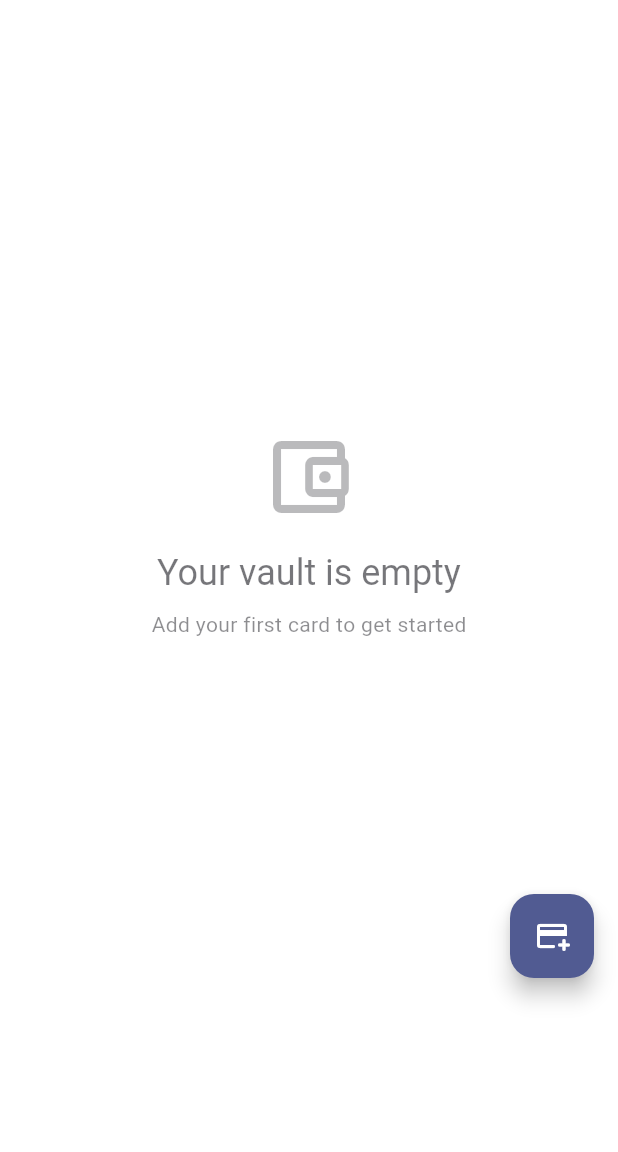
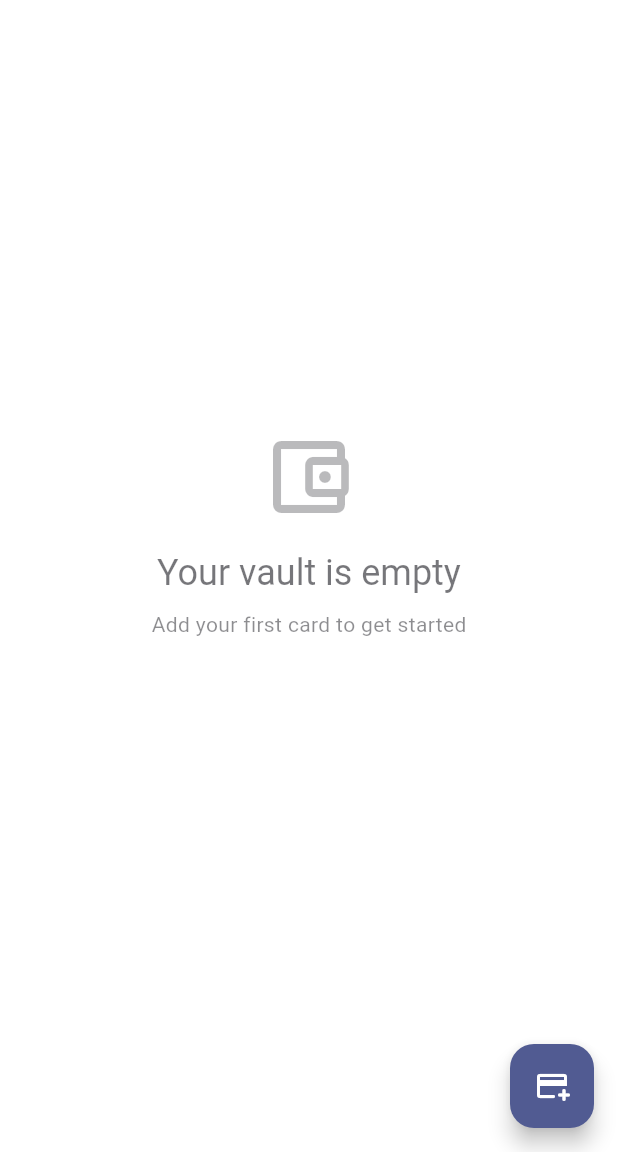
Before and after one commit to kandilidinesh/VaultDeck, a Flutter app: the screen it shows after launch, on a phone screen of 412 x 824 dp, the part 84-1236 px from its top. Run offline on Flutter 3.47's test engine with Material 3 defaults, Android fonts, the phone set to English and light mode, and no system bars; our stand-ins replace flutter_svg, hive, hive_flutter, local_auth; accounts and stored records are empty.

Commit message:
Refactor floating action button: simplify padding and maintain functionality

```diff
--- a/lib/screens/home_page.dart
+++ b/lib/screens/home_page.dart
@@ -248,16 +248,13 @@ class _HomePageState extends State<HomePage> {
                 );
               },
             ),
-      floatingActionButton: Padding(
-        padding: const EdgeInsets.only(bottom: 100.0),
-        child: FloatingActionButton(
+      floatingActionButton: FloatingActionButton(
         onPressed: _showAddCardDialog,
         tooltip: 'Add Card to Vault',
         backgroundColor: isDark
             ? const Color(0xFF3A3F4A)
             : Theme.of(context).colorScheme.primary,
         child: Icon(Icons.add_card_rounded, color: Colors.white),
-        ),
       ),
       floatingActionButtonLocation: FloatingActionButtonLocation.endFloat,
     );
```
Lines whose indentation alone changed are shown as unchanged.
